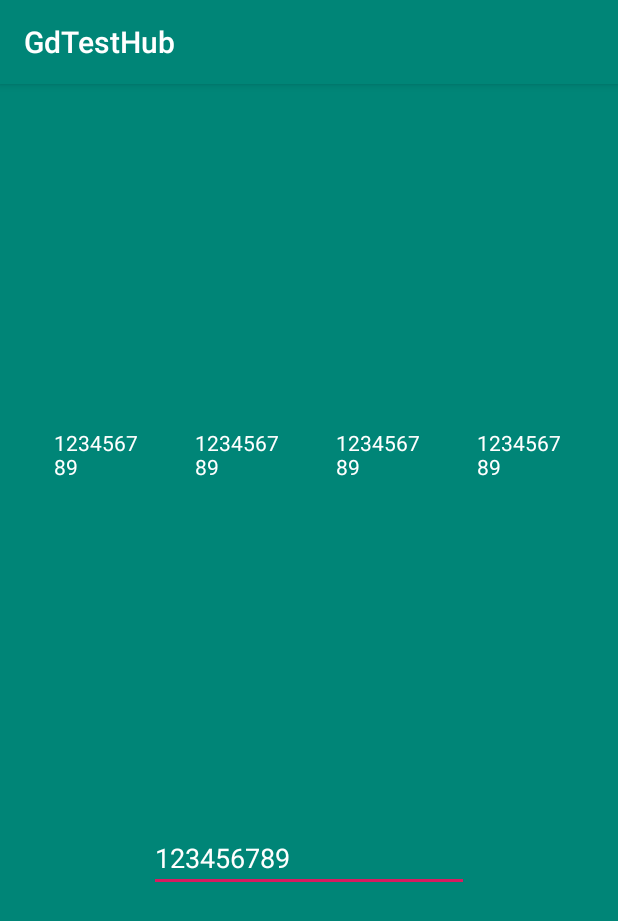
After one commit to Gdeeer/GdTestHub, an Android app: the TextActivity screen opened directly, with no data from a screen before it, on a phone screen of 412 x 824 dp. The commit adds this screen. Shown: the top 921 px of the screen. Run offline under Robolectric (Android 15) with nearby library versions, the phone set to English and light mode, and no system bars.

Commit message:
ellipsize 的 test

```diff
--- a/app/build.gradle
+++ b/app/build.gradle
@@ -4,7 +4,7 @@ android {
     compileSdkVersion 28
     defaultConfig {
         applicationId "com.gdeer.gdtesthub"
-        minSdkVersion 15
+        minSdkVersion 19
         targetSdkVersion 28
         versionCode 1
         versionName "1.0"
@@ -25,6 +25,7 @@ dependencies {
     //implementation 'org.litepal.android:java:3.0.0'
     def room_version = "1.1.1"
     implementation "android.arch.persistence.room:runtime:$room_version"
+    implementation 'android.arch.lifecycle:extensions:1.1.1'
     annotationProcessor "android.arch.persistence.room:compiler:$room_version"
     // For Kotlin use kapt instead of annotationProcessor
     testImplementation 'junit:junit:4.12'
--- a/app/src/main/AndroidManifest.xml
+++ b/app/src/main/AndroidManifest.xml
@@ -14,6 +14,8 @@
         android:roundIcon="@mipmap/ic_launcher_round"
         android:supportsRtl="true"
         android:theme="@style/AppTheme">
+        <activity android:name=".textView.TextActivity">
+        </activity>
         <activity
             android:name=".handler.HandlerActivity"
             android:label="@string/title_activity_handler"
--- a/app/src/main/java/com/gdeer/gdtesthub/MainActivity.java
+++ b/app/src/main/java/com/gdeer/gdtesthub/MainActivity.java
@@ -9,6 +9,7 @@ import com.gdeer.gdtesthub.finish.FinishActivity;
 import com.gdeer.gdtesthub.handler.HandlerActivity;
 import com.gdeer.gdtesthub.location.LocationActivity;
 import com.gdeer.gdtesthub.retrofit.RetrofitActivity;
+import com.gdeer.gdtesthub.textView.TextActivity;
 
 import android.content.Intent;
 import android.os.Bundle;
@@ -73,4 +74,9 @@ public class MainActivity extends AppCompatActivity {
         Intent intent = new Intent(this, HandlerActivity.class);
         startActivity(intent);
     }
+
+    public void startText(View view) {
+        Intent intent = new Intent(this, TextActivity.class);
+        startActivity(intent);
+    }
 }
--- /dev/null
+++ b/app/src/main/java/com/gdeer/gdtesthub/methodHandle/methodHandle.java
@@ -0,0 +1,38 @@
+package com.gdeer.gdtesthub.methodHandle;
+
+import android.annotation.TargetApi;
+
+import java.lang.invoke.MethodHandle;
+import java.lang.invoke.MethodHandles;
+import java.lang.invoke.MethodType;
+import java.util.Arrays;
+import java.util.List;
+
+@TargetApi(26)
+public class methodHandle {
+    public static void main(String[] args) throws Throwable {
+//        // public方法的Lookup
+//        MethodHandles.Lookup publicLookup = MethodHandles.publicLookup();
+//        // 所有方法的Lookup
+//        MethodHandles.Lookup lookup = MethodHandles.lookup();
+//
+//
+//        // invoke使用
+//        MethodType mt = MethodType.methodType(String.class, char.class, char.class);
+//        MethodHandle replaceMH = publicLookup.findVirtual(String.class, "replace", mt);
+//        String output = (String) replaceMH.invoke("jovo", 'o', 'a');
+//        System.out.println(output);
+//
+//        // invokeWithArguments使用
+//        MethodType mtList = MethodType.methodType(List.class, Object[].class);
+//        MethodHandle asList = publicLookup.findStatic(Arrays.class, "asList", mtList);
+//        List<Integer> list = (List<Integer>) asList.invokeWithArguments(1, 2);
+//        System.out.println(list);
+//
+//        // invokeExact
+//        MethodType mtNumber = MethodType.methodType(int.class, int.class, int.class);
+//        MethodHandle sumMH = lookup.findStatic(Integer.class, "sum", mtNumber);
+//        int sum = (int) sumMH.invokeExact(1, 11);
+//        System.out.println(sum);
+    }
+}
--- /dev/null
+++ b/app/src/main/java/com/gdeer/gdtesthub/textView/EllipsizeTextView.java
@@ -0,0 +1,69 @@
+package com.gdeer.gdtesthub.textView;
+
+import android.content.Context;
+import android.support.v7.widget.AppCompatTextView;
+import android.text.Layout;
+import android.util.AttributeSet;
+import android.util.Log;
+
+public class EllipsizeTextView extends AppCompatTextView {
+
+    // 来自 android.text.TextUtils
+    private static final String ELLIPSIS_NORMAL = "\u2026"; // (…)
+    public static final String ELLIPSIS_FILLER = "\uFEFF";  // 空白字符
+
+    String suffix = ">>";
+
+    public EllipsizeTextView(Context context) {
+        super(context);
+    }
+
+    public EllipsizeTextView(Context context, AttributeSet attrs) {
+        super(context, attrs);
+    }
+
+    public EllipsizeTextView(Context context, AttributeSet attrs, int defStyleAttr) {
+        super(context, attrs, defStyleAttr);
+    }
+
+    @Override
+    public void setText(CharSequence text, BufferType type) {
+        super.setText(text, type);
+
+        Layout layout = getLayout();
+        if (layout != null) {
+            // 输入的原始文字
+            String rawText = String.valueOf(layout.getText());
+            Log.d("zhangjl", "rawText:" + rawText + " length:" + rawText.length());
+            if (rawText.contains(ELLIPSIS_NORMAL)) {
+                // 去除空白字符，TextView 自带的 ellipsize 效果就是将超出长度的字符转为空白字符
+                String trimText = trimBlankChar(rawText);
+                Log.d("zhangjl", "trimText:" + trimText + " length:" + trimText.length());
+                String targetText = trimText;
+                String resultText = "";
+                // 去除的字符数
+                int reduceCount = 1;
+                while (!resultText.equals(targetText)) {
+                    targetText = rawText.subSequence(0, trimText.length() - reduceCount) + ELLIPSIS_NORMAL + suffix;
+                    Log.d("zhangjl", "targetText:" + targetText + " length:" + targetText.length() +
+                        " reduceCount:" + reduceCount);
+                    super.setText(targetText, type);
+                    layout = getLayout();
+                    resultText = trimBlankChar(String.valueOf(layout.getText()));
+                    Log.d("zhangjl", "resultText:" + resultText + " length:" + resultText.length() +
+                        " reduceCount:" + reduceCount);
+                    reduceCount++;
+                }
+            }
+        }
+    }
+
+    public String trimBlankChar(String rawText) {
+        int index = rawText.indexOf(ELLIPSIS_FILLER);
+        String trimText = rawText;
+        if (index > 0) {
+            trimText = rawText.substring(0, index);
+        }
+        return trimText;
+    }
+}
--- /dev/null
+++ b/app/src/main/java/com/gdeer/gdtesthub/textView/TextActivity.java
@@ -0,0 +1,21 @@
+package com.gdeer.gdtesthub.textView;
+
+import android.support.v7.app.AppCompatActivity;
+import android.os.Bundle;
+
+import com.gdeer.gdtesthub.R;
+import com.gdeer.gdtesthub.textView.ui.text.TextFragment;
+
+public class TextActivity extends AppCompatActivity {
+
+    @Override
+    protected void onCreate(Bundle savedInstanceState) {
+        super.onCreate(savedInstanceState);
+        setContentView(R.layout.text_activity);
+        if (savedInstanceState == null) {
+            getSupportFragmentManager().beginTransaction()
+                .replace(R.id.container, TextFragment.newInstance())
+                .commitNow();
+        }
+    }
+}
--- /dev/null
+++ b/app/src/main/java/com/gdeer/gdtesthub/textView/ui/text/TextFragment.java
@@ -0,0 +1,83 @@
+package com.gdeer.gdtesthub.textView.ui.text;
+
+import android.arch.lifecycle.ViewModelProviders;
+import android.os.Bundle;
+import android.support.annotation.NonNull;
+import android.support.annotation.Nullable;
+import android.support.v4.app.Fragment;
+import android.text.Editable;
+import android.text.TextWatcher;
+import android.view.LayoutInflater;
+import android.view.View;
+import android.view.ViewGroup;
+import android.widget.EditText;
+import android.widget.TextView;
+
+import com.gdeer.gdtesthub.R;
+import com.gdeer.gdtesthub.textView.EllipsizeTextView;
+
+public class TextFragment extends Fragment {
+
+    private TextViewModel mViewModel;
+
+    private TextView mTvNormal;
+    private TextView mTvEllipsize;
+    private EllipsizeTextView mTvSpecial;
+    private TextView mTvSpecialToNormal;
+    private EditText mEditText;
+
+    public static TextFragment newInstance() {
+        return new TextFragment();
+    }
+
+    @Nullable
+    @Override
+    public View onCreateView(@NonNull LayoutInflater inflater, @Nullable ViewGroup container,
+                             @Nullable Bundle savedInstanceState) {
+        View view = inflater.inflate(R.layout.text_fragment, container, false);
+        mTvNormal = view.findViewById(R.id.tv_normal);
+        mTvEllipsize = view.findViewById(R.id.tv_ellipsize);
+        mTvSpecial = view.findViewById(R.id.tv_special);
+        mEditText = view.findViewById(R.id.editText);
+        mTvSpecialToNormal = view.findViewById(R.id.tv_special_to_normal);
+
+        mTvNormal.setText(mEditText.getText());
+        mTvEllipsize.setText(mEditText.getText());
+        mTvSpecial.setText(mEditText.getText());
+        mTvSpecialToNormal.setText(mTvSpecial.getText());
+        mEditText.addTextChangedListener(new TextWatcher() {
+            @Override
+            public void beforeTextChanged(CharSequence s, int start, int count, int after) {
+
+            }
+
+            @Override
+            public void onTextChanged(CharSequence s, int start, int before, int count) {
+//                //根据bitmap对象创建imageSpan对象
+//                ImageSpan imageSpan = new ImageSpan(mEditText.getContext(), R.drawable.today_hot_arrow);
+//                //创建SpannableString对象，以便插入imageSpan对象封装的图像
+//                SpannableString spannableString = new SpannableString(s);
+//                //用imageSpan对象替换icon
+//                spannableString.setSpan(imageSpan, 0, 1, Spannable.SPAN_EXCLUSIVE_EXCLUSIVE);
+                mTvNormal.setText(s);
+                mTvEllipsize.setText(s);
+                mTvSpecial.setText(s);
+                mTvSpecialToNormal.setText(mTvSpecial.getText());
+            }
+
+            @Override
+            public void afterTextChanged(Editable s) {
+
+            }
+        });
+        return view;
+    }
+
+    @Override
+    public void onActivityCreated(@Nullable Bundle savedInstanceState) {
+        super.onActivityCreated(savedInstanceState);
+        mViewModel = ViewModelProviders.of(this).get(TextViewModel.class);
+        // TODO: Use the ViewModel
+    }
+
+}
--- /dev/null
+++ b/app/src/main/java/com/gdeer/gdtesthub/textView/ui/text/TextViewModel.java
@@ -0,0 +1,7 @@
+package com.gdeer.gdtesthub.textView.ui.text;
+
+import android.arch.lifecycle.ViewModel;
+
+public class TextViewModel extends ViewModel {
+    // TODO: Implement the ViewModel
+}
--- /dev/null
+++ b/app/src/main/res/drawable/today_hot_arrow.xml
@@ -0,0 +1,6 @@
+<?xml version="1.0" encoding="utf-8"?>
+<layer-list xmlns:android="http://schemas.android.com/apk/res/android">
+    <item android:top="3dp">
+        <bitmap android:src="@drawable/rank_arrow_small"/>
+    </item>
+</layer-list>
--- a/app/src/main/res/layout/activity_main.xml
+++ b/app/src/main/res/layout/activity_main.xml
@@ -57,4 +57,11 @@
         android:layout_height="wrap_content"
         android:textAllCaps="false"
         android:text="startHandler"/>
+
+    <Button
+        android:onClick="startText"
+        android:layout_width="wrap_content"
+        android:layout_height="wrap_content"
+        android:textAllCaps="false"
+        android:text="startText"/>
 </LinearLayout>
--- /dev/null
+++ b/app/src/main/res/layout/text_activity.xml
@@ -0,0 +1,8 @@
+<?xml version="1.0" encoding="utf-8"?>
+<FrameLayout
+    xmlns:android="http://schemas.android.com/apk/res/android"
+    xmlns:tools="http://schemas.android.com/tools"
+    android:id="@+id/container"
+    android:layout_width="match_parent"
+    android:layout_height="match_parent"
+    tools:context=".TextActivity"/>
--- /dev/null
+++ b/app/src/main/res/layout/text_fragment.xml
@@ -0,0 +1,73 @@
+<?xml version="1.0" encoding="utf-8"?>
+<android.support.constraint.ConstraintLayout
+    xmlns:android="http://schemas.android.com/apk/res/android"
+    xmlns:app="http://schemas.android.com/apk/res-auto"
+    xmlns:tools="http://schemas.android.com/tools"
+    android:id="@+id/text"
+    android:layout_width="match_parent"
+    android:layout_height="match_parent"
+    android:background="#008577"
+    tools:context="textView.ui.text.TextFragment">
+
+    <TextView
+        android:id="@+id/tv_normal"
+        android:layout_width="58dp"
+        android:layout_height="wrap_content"
+        android:text="TextFragment"
+        android:textColor="#ffffff"
+        app:layout_constraintLeft_toLeftOf="parent"
+        app:layout_constraintTop_toTopOf="parent"
+        app:layout_constraintBottom_toTopOf="@id/editText"
+        app:layout_constraintRight_toLeftOf="@id/tv_ellipsize"/>
+
+    <TextView
+        android:id="@+id/tv_ellipsize"
+        android:layout_width="58dp"
+        android:layout_height="wrap_content"
+        android:text="TextFragment"
+        android:textColor="#ffffff"
+        android:maxLines="2"
+        android:ellipsize="end"
+        app:layout_constraintLeft_toRightOf="@id/tv_normal"
+        app:layout_constraintTop_toTopOf="parent"
+        app:layout_constraintBottom_toTopOf="@id/editText"
+        app:layout_constraintRight_toLeftOf="@id/tv_special"/>
+
+    <com.gdeer.gdtesthub.textView.EllipsizeTextView
+        android:id="@+id/tv_special"
+        android:layout_width="58dp"
+        android:layout_height="wrap_content"
+        android:text="TextFragment"
+        android:textColor="#ffffff"
+        android:maxLines="2"
+        android:ellipsize="end"
+        app:layout_constraintEnd_toEndOf="@id/tv_special_to_normal"
+        app:layout_constraintStart_toEndOf="@+id/tv_ellipsize"
+        app:layout_constraintBottom_toTopOf="@+id/editText"
+        app:layout_constraintTop_toTopOf="parent"/>
+
+    <TextView
+        android:id="@+id/tv_special_to_normal"
+        android:layout_width="58dp"
+        android:layout_height="wrap_content"
+        android:text="TextFragment"
+        android:textColor="#ffffff"
+        app:layout_constraintLeft_toRightOf="@id/tv_special"
+        app:layout_constraintTop_toTopOf="parent"
+        app:layout_constraintBottom_toTopOf="@id/editText"
+        app:layout_constraintRight_toRightOf="parent"/>
+
+    <EditText
+        android:layout_width="wrap_content"
+        android:layout_height="wrap_content"
+        android:inputType="textPersonName"
+        android:text="123456789"
+        android:ems="10"
+        android:id="@+id/editText"
+        android:textColor="#ffffff"
+        app:layout_constraintTop_toBottomOf="@+id/tv_special"
+        app:layout_constraintBottom_toBottomOf="parent"
+        app:layout_constraintStart_toStartOf="parent"
+        app:layout_constraintEnd_toEndOf="parent"/>
+
+</android.support.constraint.ConstraintLayout>
```
Also changed, not shown: app/src/main/res/drawable-xxhdpi/rank_arrow_small.png (added).
